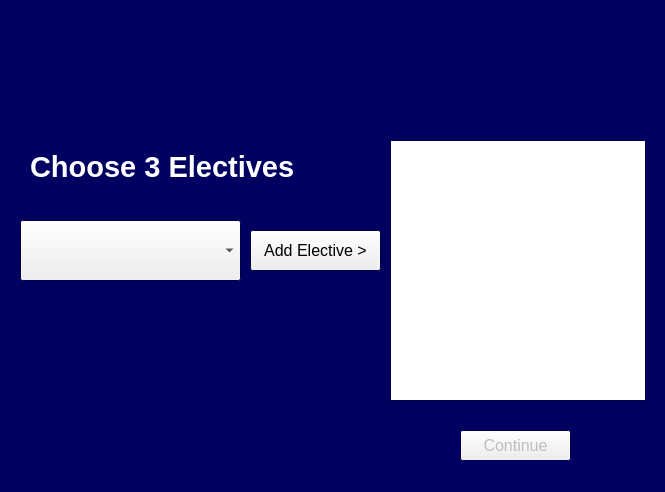
Above: UI_code/Project_Elective_GUI_QT.ui from MrReBot/CPSC_4175_Course_Project before the change. Below: the same form after it.
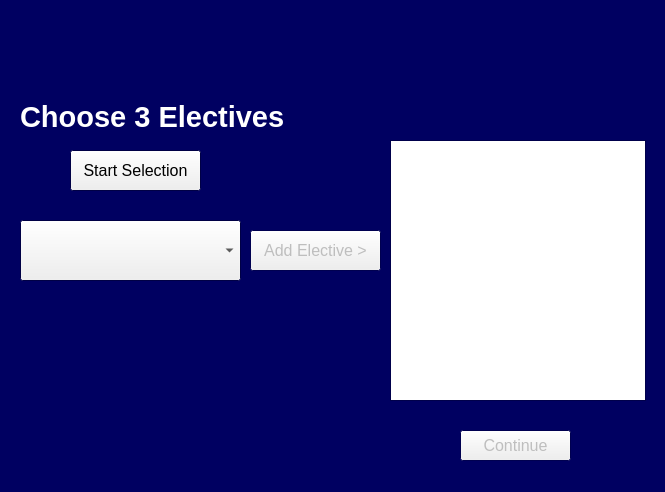
That is the form after the change.

```diff
--- a/UI_code/Project_Elective_GUI_QT.ui
+++ b/UI_code/Project_Elective_GUI_QT.ui
@@ -80,8 +80,8 @@
   <widget class="QLabel" name="Elective_greeting_lbl">
    <property name="geometry">
     <rect>
-     <x>30</x>
-     <y>150</y>
+     <x>20</x>
+     <y>100</y>
      <width>265</width>
      <height>33</height>
     </rect>
@@ -222,6 +222,9 @@
    </property>
   </widget>
   <widget class="QPushButton" name="AddElective_btn">
+   <property name="enabled">
+    <bool>false</bool>
+   </property>
    <property name="geometry">
     <rect>
      <x>250</x>
@@ -256,6 +259,25 @@
     </font>
    </property>
   </widget>
+  <widget class="QPushButton" name="StartSelection_btn">
+   <property name="geometry">
+    <rect>
+     <x>70</x>
+     <y>150</y>
+     <width>131</width>
+     <height>41</height>
+    </rect>
+   </property>
+   <property name="font">
+    <font>
+     <family>Arial</family>
+     <pointsize>12</pointsize>
+    </font>
+   </property>
+   <property name="text">
+    <string>Start Selection</string>
+   </property>
+  </widget>
  </widget>
  <resources/>
  <connections/>
```
